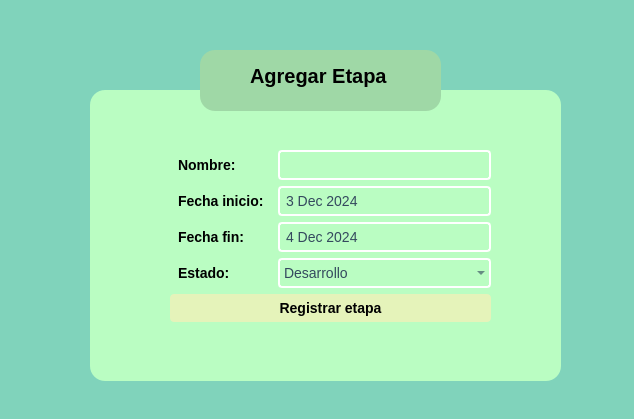
Qt form formulario_etapas.ui (julinavas14/trabajo_programacion_sql) before a commit.
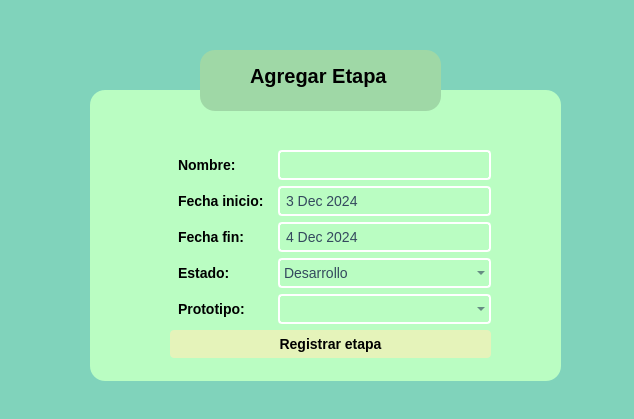
The same form after that commit.

Commit message: cambios etapas

What changed in the file:
```diff
--- a/formulario_etapas.ui
+++ b/formulario_etapas.ui
@@ -75,7 +75,7 @@
       <x>80</x>
       <y>60</y>
       <width>321</width>
-      <height>191</height>
+      <height>216</height>
      </rect>
     </property>
     <layout class="QFormLayout" name="formLayout">
@@ -148,7 +148,7 @@
        </property>
       </widget>
      </item>
-     <item row="4" column="0" colspan="2">
+     <item row="5" column="0" colspan="2">
       <widget class="QPushButton" name="addenviar">
        <property name="text">
         <string>Registrar etapa</string>
@@ -169,6 +169,19 @@
        </item>
       </widget>
      </item>
+     <item row="4" column="0">
+      <widget class="QLabel" name="protoripoLabel">
+       <property name="styleSheet">
+        <string notr="true">font-weight: bold;</string>
+       </property>
+       <property name="text">
+        <string>Prototipo:</string>
+       </property>
+      </widget>
+     </item>
+     <item row="4" column="1">
+      <widget class="QComboBox" name="addproto"/>
+     </item>
     </layout>
    </widget>
   </widget>
```
Left out of the diff: 2 changed lines with no effect on the pictures. The commit also changes 2 other files.
